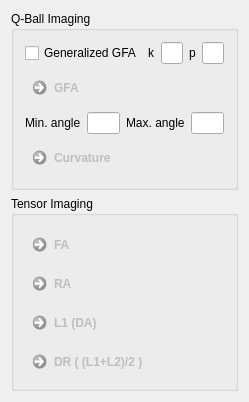
MITK/MITK, file Modules/Bundles/org.mitk.gui.qt.diffusionimaging/src/internal/QmitkDiffusionQuantificationViewControls.ui: the form before one commit.
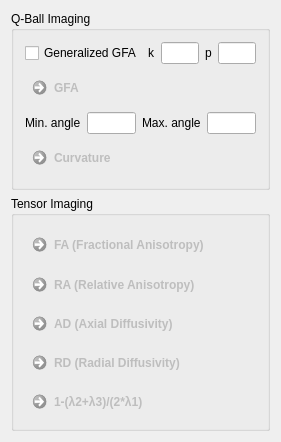
The form after the commit.

Commit message: FIX (#2107): corrected axial and radial diffusivity calculation. added new measure for clustering.

The edit to the form file:
```diff
--- a/Modules/Bundles/org.mitk.gui.qt.diffusionimaging/src/internal/QmitkDiffusionQuantificationViewControls.ui
+++ b/Modules/Bundles/org.mitk.gui.qt.diffusionimaging/src/internal/QmitkDiffusionQuantificationViewControls.ui
@@ -6,8 +6,8 @@
    <rect>
     <x>0</x>
     <y>0</y>
-    <width>227</width>
-    <height>395</height>
+    <width>281</width>
+    <height>402</height>
    </rect>
   </property>
   <property name="minimumSize">
@@ -167,7 +167,7 @@
          <bool>false</bool>
         </property>
         <property name="text">
-         <string>FA</string>
+         <string>FA (Fractional Anisotropy)</string>
         </property>
        </widget>
       </item>
@@ -177,7 +177,7 @@
          <bool>false</bool>
         </property>
         <property name="text">
-         <string>RA</string>
+         <string>RA (Relative Anisotropy)</string>
         </property>
        </widget>
       </item>
@@ -187,7 +187,7 @@
          <bool>false</bool>
         </property>
         <property name="text">
-         <string>L1 (DA)</string>
+         <string>AD (Axial Diffusivity)</string>
         </property>
        </widget>
       </item>
@@ -197,7 +197,17 @@
          <bool>false</bool>
         </property>
         <property name="text">
-         <string>DR ( (L1+L2)/2 )</string>
+         <string>RD (Radial Diffusivity)</string>
+        </property>
+       </widget>
+      </item>
+      <item>
+       <widget class="QCommandLinkButton" name="m_ClusteringAnisotropy">
+        <property name="enabled">
+         <bool>false</bool>
+        </property>
+        <property name="text">
+         <string>1-(λ2+λ3)/(2*λ1)</string>
         </property>
        </widget>
       </item>
```
Left out of the diff: 4 changed lines with no effect on the pictures. The commit also changes 2 other files.
